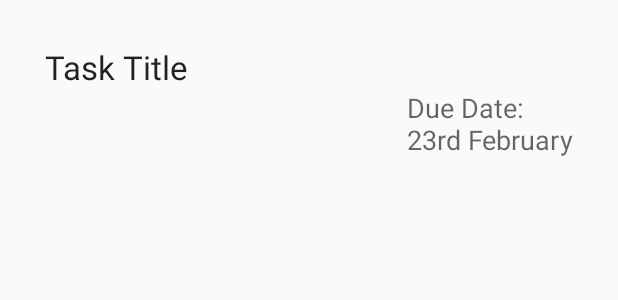
After one commit to mnahm5/Task-Manager, an Android app: the layout task_card.xml on its own in the app's theme, with its tools: preview values and no code run, on a phone screen of 412 x 824 dp. The commit adds this screen. Shown: the top 300 px of the screen. Run offline under Robolectric (Android 15) with nearby library versions, the phone set to English and light mode, and no system bars; network calls fail.

Commit message:
Can get Tasks

```diff
--- a/app/src/main/res/layout/content_project_tasks.xml
+++ b/app/src/main/res/layout/content_project_tasks.xml
@@ -15,7 +15,7 @@
     <ListView
         android:layout_width="wrap_content"
         android:layout_height="wrap_content"
-        android:id="@+id/listView"
+        android:id="@+id/taskListView"
         android:layout_alignParentTop="true"
         android:layout_alignParentStart="true" />
 </RelativeLayout>
--- /dev/null
+++ b/app/src/main/res/layout/task_card.xml
@@ -0,0 +1,23 @@
+<?xml version="1.0" encoding="utf-8"?>
+<RelativeLayout xmlns:android="http://schemas.android.com/apk/res/android"
+    android:layout_width="match_parent" android:layout_height="match_parent"
+    android:padding="30dp">
+
+    <TextView
+        android:layout_width="wrap_content"
+        android:layout_height="wrap_content"
+        android:textAppearance="?android:attr/textAppearanceLarge"
+        android:text="@string/task_title"
+        android:id="@+id/tvTaskTitle"
+        android:layout_alignParentTop="true"
+        android:layout_alignParentStart="true" />
+
+    <TextView
+        android:layout_width="wrap_content"
+        android:layout_height="wrap_content"
+        android:textAppearance="?android:attr/textAppearanceMedium"
+        android:text="@string/due_date_n23rd_february"
+        android:id="@+id/tvDueDate"
+        android:layout_below="@+id/tvTaskTitle"
+        android:layout_alignParentEnd="true" />
+</RelativeLayout>
--- a/app/src/main/res/values/strings.xml
+++ b/app/src/main/res/values/strings.xml
@@ -35,6 +35,7 @@
     <string name="choose_which_list_you_want_to_add_the_above_task">Choose which List you want to add the above task</string>
     <string name="add_new_task">Add New Task</string>
     <string name="choose_due_date">Choose Due Date</string>
+    <string name="due_date_n23rd_february">Due Date:\n23rd February</string>
     <string-array name="taskTypes">
         <item>Choose Task List</item>
         <item>To Do</item>
```
Also changed, not shown: app/src/main/java/com/example/mnahm5/task_manager/ProjectActivity.java (+60 -6 lines), app/src/main/java/com/example/mnahm5/task_manager/ProjectTasks.java (+17 -0 lines), app/src/main/java/com/example/mnahm5/task_manager/TasksRequest.java (added, +24 -0 lines), app/src/main/java/com/example/mnahm5/task_manager/taskCard.java (added, +12 -0 lines), app/src/main/java/com/example/mnahm5/task_manager/taskCardCustomAdapter.java (added, +34 -0 lines).
